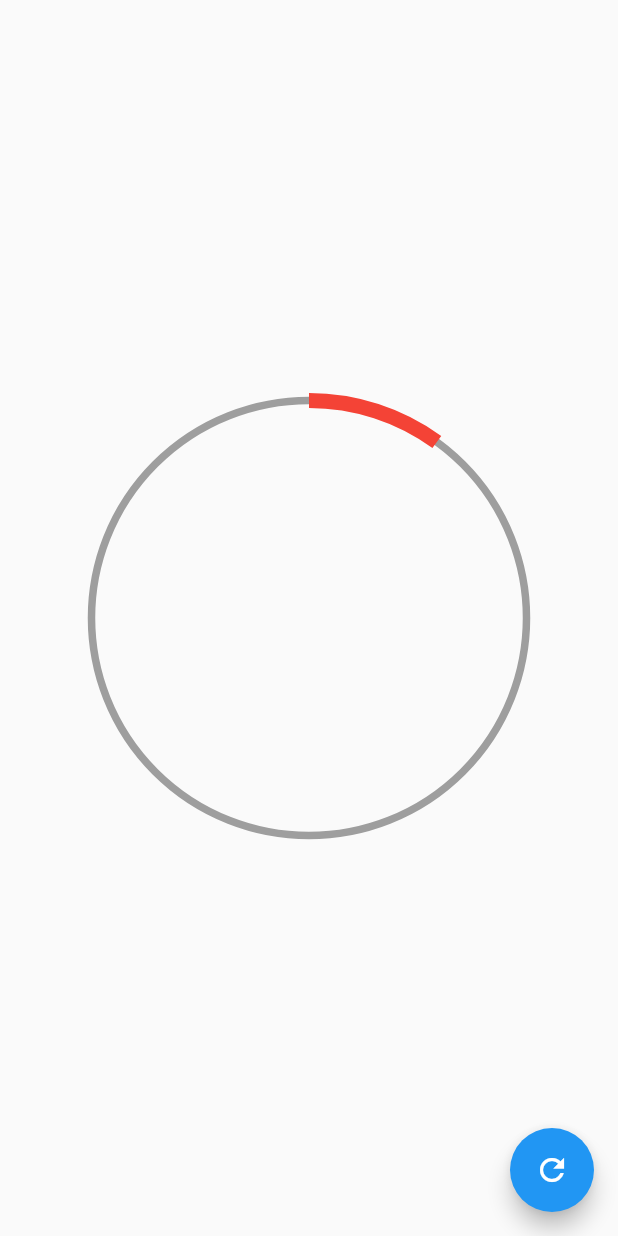
After one commit to MarcosEscobarR/flutter-animations, a Flutter app: the CircularProgressPage screen opened directly, after a tap on the "refresh" icon, on a phone screen of 412 x 824 dp. The commit adds this screen. Run offline on Flutter 3.47's test engine with Material 2 defaults, Android fonts, the phone set to English and light mode, and no system bars; statements that could not run were skipped.

Commit message:
Circle progress bar

```diff
--- /dev/null
+++ b/lib/labs/circular_progress_page.dart
@@ -0,0 +1,97 @@
+import 'dart:math';
+import 'dart:ui';
+
+import 'package:flutter/material.dart';
+
+class CircularProgressPage extends StatefulWidget {
+  @override
+  _CircularProgressPageState createState() => _CircularProgressPageState();
+}
+
+class _CircularProgressPageState extends State<CircularProgressPage>
+    with SingleTickerProviderStateMixin {
+  AnimationController controller;
+  double porcentaje = 0.0;
+  double nuevoPorcentaje = 0;
+
+  @override
+  void initState() {
+    controller =
+        AnimationController(vsync: this, duration: Duration(milliseconds: 800));
+
+    controller.addListener(() {
+      setState(() {
+        porcentaje = lerpDouble(porcentaje, nuevoPorcentaje, controller.value);
+      });
+    });
+    super.initState();
+  }
+
+  @override
+  void dispose() {
+    controller.dispose();
+    super.dispose();
+  }
+
+  @override
+  Widget build(BuildContext context) {
+    return Scaffold(
+      floatingActionButton: FloatingActionButton(
+          backgroundColor: Colors.blue,
+          child: Icon(Icons.refresh),
+          onPressed: () {
+            porcentaje = nuevoPorcentaje;
+            nuevoPorcentaje += 10;
+            if (nuevoPorcentaje > 100) {
+              nuevoPorcentaje = 0;
+              porcentaje = 0;
+            }
+
+            controller.forward(from: 0.0);
+            setState(() {});
+          }),
+      body: Center(
+        child: Container(
+          height: 300,
+          width: 300,
+          padding: EdgeInsets.all(5),
+          // color: Colors.red,
+          child: CustomPaint(
+            painter: _MyCircularProgress(porcentaje),
+          ),
+        ),
+      ),
+    );
+  }
+}
+
+class _MyCircularProgress extends CustomPainter {
+  final porcentaje;
+  _MyCircularProgress(this.porcentaje);
+  @override
+  void paint(Canvas canvas, Size size) {
+    //circulo
+    final paint = new Paint()
+      ..color = Colors.grey
+      ..strokeWidth = 5
+      ..style = PaintingStyle.stroke;
+
+    final center = Offset(size.width / 2, size.height / 2);
+    final radius = min(size.width / 2, size.height / 2);
+
+    canvas.drawCircle(center, radius, paint);
+
+    //Arco
+    final paintArco = new Paint()
+      ..color = Colors.red
+      ..strokeWidth = 10
+      ..style = PaintingStyle.stroke;
+
+    final arcAngle = 2 * pi * (porcentaje / 100);
+    canvas.drawArc(Rect.fromCircle(center: center, radius: radius), -pi / 2,
+        arcAngle, false, paintArco);
+  }
+
+  @override
+  bool shouldRepaint(covariant CustomPainter oldDelegate) => true;
+}
--- a/lib/main.dart
+++ b/lib/main.dart
@@ -1,4 +1,7 @@
+import 'package:disenhos/challengs/CuadradoAnimadoPage.dart';
 import 'package:disenhos/pages/animated_page.dart';
+import 'package:disenhos/labs/circular_progress_page.dart';
+import 'package:disenhos/pages/grafica_circular_page.dart';
 // import 'package:disenhos/pages/header_page.dart';
 import 'package:flutter/material.dart';
 
@@ -10,7 +13,7 @@ class MyApp extends StatelessWidget {
     return MaterialApp(
       debugShowCheckedModeBanner: false,
       title: 'Disenhos',
-      home: AnimatedPage(),
+      home: GraficaCircularPage(),
     );
   }
 }
--- /dev/null
+++ b/lib/widgets/CircularProgress.dart
@@ -0,0 +1,106 @@
+import 'dart:math';
+
+import 'package:flutter/material.dart';
+
+class CircularProgress extends StatefulWidget {
+  @required
+  final porcentaje;
+  final Color colorPrimario;
+  final Color colorSecundario;
+  final double barSize;
+
+  const CircularProgress(
+      {this.porcentaje,
+      this.colorPrimario = Colors.blue,
+      this.colorSecundario = Colors.grey,
+      this.barSize = 4});
+
+  @override
+  _CircularProgressState createState() => _CircularProgressState();
+}
+
+class _CircularProgressState extends State<CircularProgress>
+    with SingleTickerProviderStateMixin {
+  AnimationController controller;
+  double porcentajeAnterior;
+
+  @override
+  void initState() {
+    controller = new AnimationController(
+        vsync: this, duration: Duration(milliseconds: 200));
+
+    porcentajeAnterior = widget.porcentaje;
+
+    super.initState();
+  }
+
+  @override
+  void dispose() {
+    controller.dispose();
+    super.dispose();
+  }
+
+  @override
+  Widget build(BuildContext context) {
+    controller.forward(from: 0.0);
+
+    final diferenciaAnimar = widget.porcentaje - porcentajeAnterior;
+    porcentajeAnterior = widget.porcentaje;
+
+    return AnimatedBuilder(
+      animation: controller,
+      builder: (BuildContext context, Widget child) {
+        return Container(
+          padding: EdgeInsets.all(10),
+          width: double.infinity,
+          height: double.infinity,
+          child: CustomPaint(
+            painter: _MyCircularProgress(
+                (widget.porcentaje - diferenciaAnimar) +
+                    (controller.value * diferenciaAnimar),
+                widget.colorPrimario,
+                widget.colorSecundario,
+                widget.barSize),
+          ),
+        );
+      },
+    );
+  }
+}
+
+class _MyCircularProgress extends CustomPainter {
+  final porcentaje;
+  final Color colorPrimario;
+  final Color colorSecundario;
+  final barSize;
+
+  _MyCircularProgress(
+      this.porcentaje, this.colorPrimario, this.colorSecundario, this.barSize);
+  @override
+  void paint(Canvas canvas, Size size) {
+    //circulo
+    final paint = new Paint()
+      ..color = colorSecundario
+      ..strokeWidth = barSize
+      ..style = PaintingStyle.stroke;
+
+    final center = Offset(size.width / 2, size.height / 2);
+    final radius = min(size.width / 2, size.height / 2);
+
+    canvas.drawCircle(center, radius, paint);
+
+    //Arco
+    final paintArco = new Paint()
+      ..color = colorPrimario
+      ..strokeWidth = 10
+      ..strokeCap = StrokeCap.round
+      ..style = PaintingStyle.stroke;
+
+    final arcAngle = 2 * pi * (porcentaje / 100);
+    canvas.drawArc(Rect.fromCircle(center: center, radius: radius), -pi / 2,
+        arcAngle, false, paintArco);
+  }
+
+  @override
+  bool shouldRepaint(covariant CustomPainter oldDelegate) => true;
+}
```
Also changed, not shown: lib/challengs/CuadradoAnimadoPage.dart (added, +80 -0 lines), lib/pages/animated_page.dart (+39 -4 lines), lib/pages/grafica_circular_page.dart (added, +72 -0 lines).
